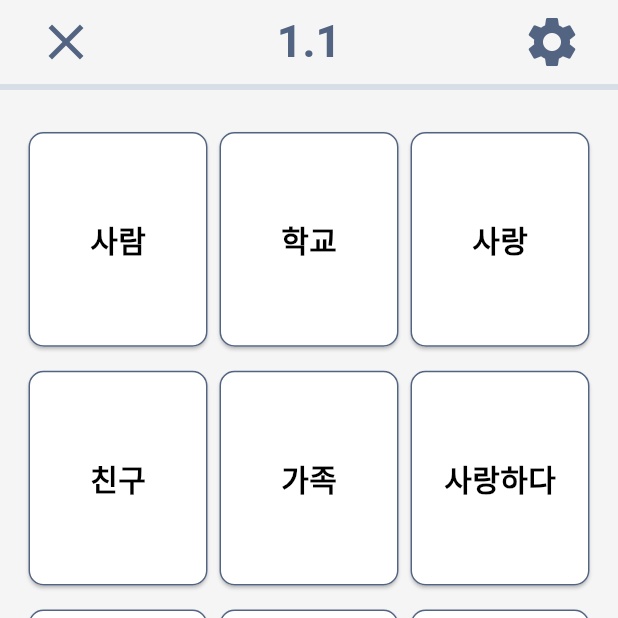
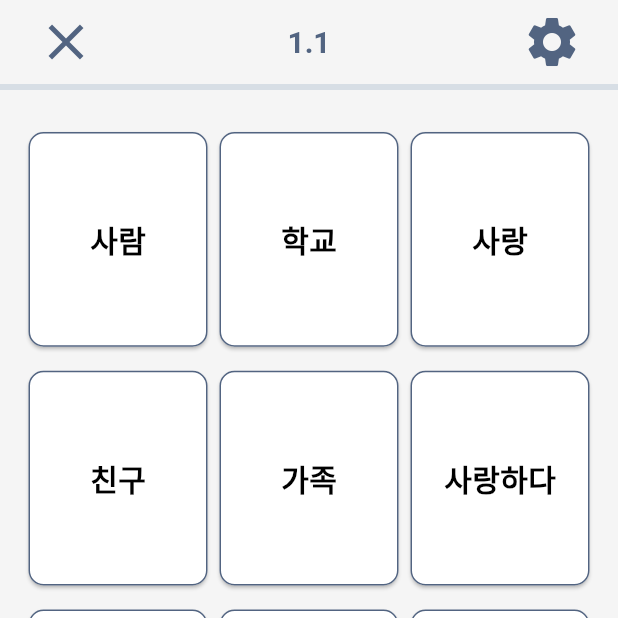
Before and after one commit to quangthangit/Vocab-Korea, a Flutter app: the MatchPage screen opened by its route, after a tap on "Bắt đầu chơi", on a phone screen of 412 x 824 dp, the top half of it. Run offline on Flutter 3.47's test engine with Material 3 defaults, Android fonts, the light colour scheme and no system bars; our stand-ins replace cloud_firestore, curved_navigation_bar, firebase_auth, firebase_core, flip_card, flutter_signin_button and 2 more; missing offline and left inert: flutter_facebook_auth; accounts and stored records are empty; network calls fail.

Commit message:
fixbug fail

```diff
--- a/lib/pages/UserProfilePage.dart
+++ b/lib/pages/UserProfilePage.dart
@@ -36,7 +36,7 @@ class UserProfilePage extends StatelessWidget {
                   ),
                 ),
                 margin: EdgeInsets.all(20),
-                child: Row(
+                child: const Row(
                   mainAxisAlignment: MainAxisAlignment.spaceBetween,
                   children: [
                     Row(
--- a/lib/widget/bar/FlashCardBar.dart
+++ b/lib/widget/bar/FlashCardBar.dart
@@ -23,7 +23,7 @@ class FlashCardBar extends StatelessWidget {
             textAlign: TextAlign.center,
             style: const TextStyle(
               color: AppColors.iconColor,
-              fontSize: 30,
+              fontSize: 20,
               fontWeight: FontWeight.bold,
             ),
           ),
--- a/lib/widget/bar/GameMatchBar.dart
+++ b/lib/widget/bar/GameMatchBar.dart
@@ -22,7 +22,7 @@ class GameMatchBar extends StatelessWidget {
             textAlign: TextAlign.center,
             style: const TextStyle(
               color: AppColors.iconColor,
-              fontSize: 30,
+              fontSize: 20,
               fontWeight: FontWeight.bold,
             ),
           ),
--- a/lib/widget/bar/HomeLessonBar.dart
+++ b/lib/widget/bar/HomeLessonBar.dart
@@ -11,9 +11,9 @@ class HomeLessonBar extends StatelessWidget {
       child: Row(
         mainAxisAlignment: MainAxisAlignment.spaceBetween,
         children: <Widget>[
-          InkWell(
-            child: const Icon(Icons.arrow_back_sharp),
-            onTap: () {
+          IconButton(
+            icon: const Icon(Icons.arrow_back_ios_new,),
+            onPressed: () {
               Navigator.pop(context);
             },
           ),
--- a/lib/widget/bar/MatchBar.dart
+++ b/lib/widget/bar/MatchBar.dart
@@ -21,7 +21,7 @@ class MatchBar extends StatelessWidget {
             textAlign: TextAlign.center,
             style: TextStyle(
               color: AppColors.iconColor,
-              fontSize: 30,
+              fontSize: 20,
               fontWeight: FontWeight.bold,
             ),
           ),
--- a/pubspec.yaml
+++ b/pubspec.yaml
@@ -34,7 +34,7 @@ dependencies:
 
   firebase_auth: ^5.3.1
   google_sign_in: ^6.2.1
-  flutter_facebook_auth: ^6.0.0
+  flutter_facebook_auth: ^7.1.1
 
 
   # The following adds the Cupertino Icons font to your application.
@@ -51,6 +51,7 @@ dev_dependencies:
   flutter_test:
     sdk: flutter
   curved_navigation_bar: ^1.0.6
+  flutter_facebook_auth: ^7.1.1
   # The "flutter_lints" package below contains a set of recommended lints to
   # encourage good coding practices. The lint set provided by the package is
   # activated in the `analysis_options.yaml` file located at the root of your
```
Also changed, not shown: lib/services/loginWithSocialNetwork.dart (+4 -5 lines), pubspec.lock, 6 other files.
